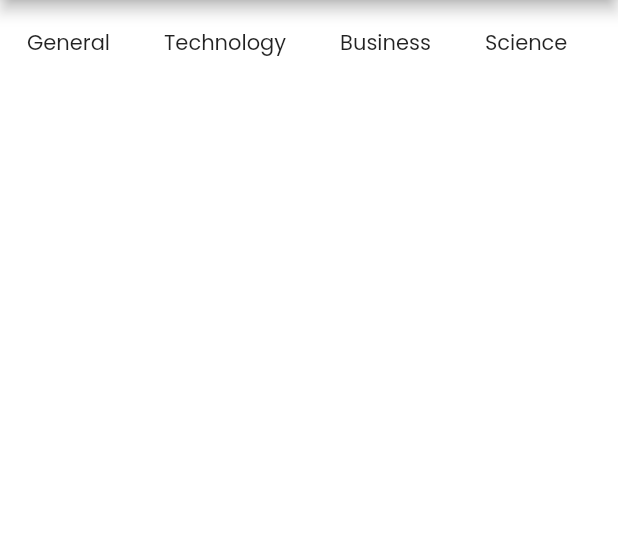
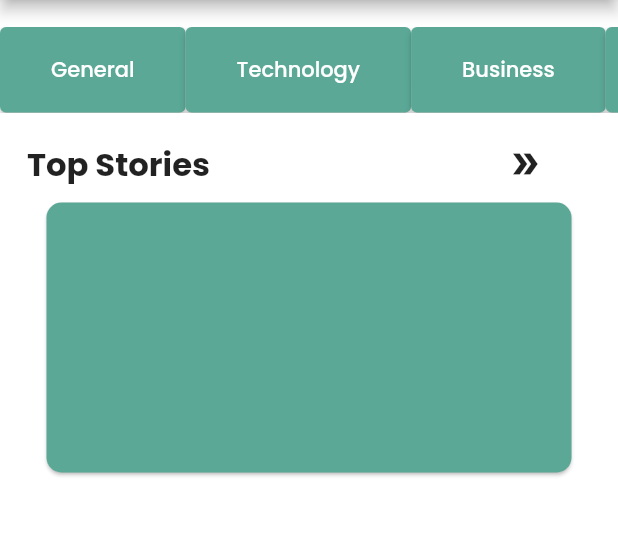
Before and after one commit to mhmzdev/news-app-flutter-multipform, a Flutter app: the screen it shows after launch, on a phone screen of 412 x 824 dp, the part 84-620 px from its top. Run offline on Flutter 3.47's test engine with Material 2 defaults, Android fonts, the phone set to English and light mode, and no system bars.

Commit message:
Designed Buttons and Created NewsCard

```diff
--- a/lib/screens/dashboard/dashboard.dart
+++ b/lib/screens/dashboard/dashboard.dart
@@ -1,5 +1,6 @@
 import 'package:flutter/material.dart';
 import 'package:news_app/configs/configs.dart';
+import 'package:news_app/screens/dashboard/widgets/news_card.dart';
 import 'package:news_app/utils/app_utils.dart';
 import 'package:intl/intl.dart' show toBeginningOfSentenceCase;
 
@@ -23,21 +24,27 @@ class DashboardScreen extends StatelessWidget {
       ),
       body: Column(
         children: [
+          Space.y1!,
           SingleChildScrollView(
             scrollDirection: Axis.horizontal,
             child: Row(
               children: AppUtils.categories
                   .map(
-                    (e) => Padding(
-                      padding: Space.all(1, 1),
-                      child: Text(
-                        toBeginningOfSentenceCase(e)!,
+                    (e) => ElevatedButton(
+                      onPressed: () {},
+                      child: Padding(
+                        padding: Space.all(1, 1),
+                        child: Text(
+                          toBeginningOfSentenceCase(e)!,
+                        ),
                       ),
                     ),
                   )
                   .toList(),
             ),
-          )
+          ),
+          Space.y1!,
+          const NewsCard()
         ],
       ),
     );
--- /dev/null
+++ b/lib/screens/dashboard/widgets/news_card.dart
@@ -0,0 +1,37 @@
+import 'package:flutter/material.dart';
+import 'package:news_app/configs/configs.dart';
+
+class NewsCard extends StatelessWidget {
+  const NewsCard({Key? key}) : super(key: key);
+
+  @override
+  Widget build(BuildContext context) {
+    return Column(
+      children: [
+        Row(
+          children: [
+            Space.x1!,
+            Text(
+              "Top Stories",
+              style: AppText.h2b!,
+            ),
+            Space.xf(11),
+            const Icon(Icons.double_arrow),
+          ],
+        ),
+        SizedBox(
+          height: 200,
+          width: 370,
+          child: Card(
+            color: AppTheme.c!.primary,
+            shadowColor: Colors.black,
+            shape: RoundedRectangleBorder(
+              borderRadius: BorderRadius.circular(10),
+            ),
+            margin: const EdgeInsets.all(10),
+          ),
+        ),
+      ],
+    );
+  }
+}
```
